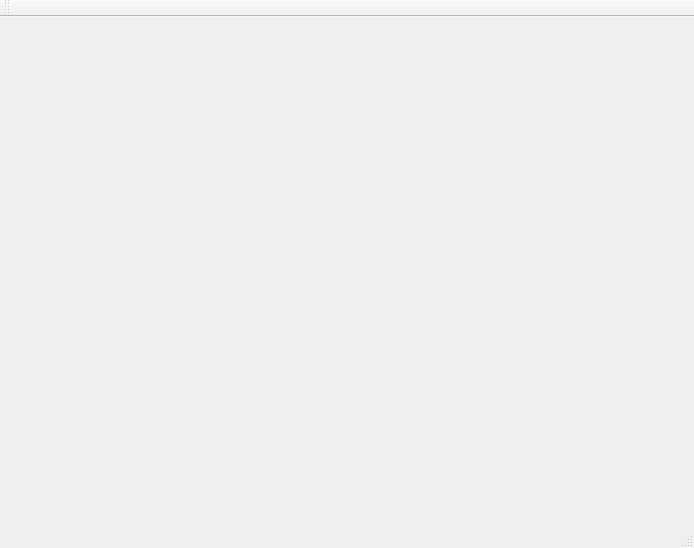
Qt form MainLaunch_qt/mainwindow.ui (luohanqing0318/graduation-design) before a commit.
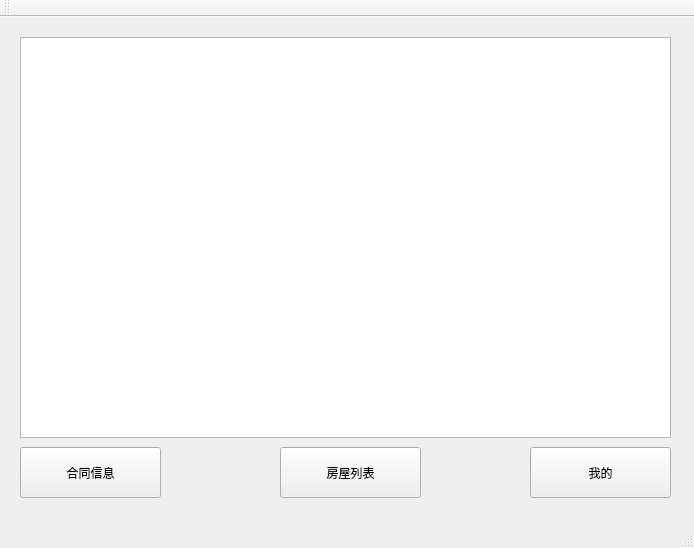
The same form after that commit.

```diff
--- a/MainLaunch_qt/mainwindow.ui
+++ b/MainLaunch_qt/mainwindow.ui
@@ -13,7 +13,57 @@
   <property name="windowTitle">
    <string>MainWindow</string>
   </property>
-  <widget class="QWidget" name="centralWidget"/>
+  <widget class="QWidget" name="centralWidget">
+   <widget class="QListWidget" name="listWidget">
+    <property name="geometry">
+     <rect>
+      <x>20</x>
+      <y>20</y>
+      <width>651</width>
+      <height>401</height>
+     </rect>
+    </property>
+   </widget>
+   <widget class="QPushButton" name="pushButton">
+    <property name="geometry">
+     <rect>
+      <x>20</x>
+      <y>430</y>
+      <width>141</width>
+      <height>51</height>
+     </rect>
+    </property>
+    <property name="text">
+     <string>合同信息</string>
+    </property>
+   </widget>
+   <widget class="QPushButton" name="pushButton_2">
+    <property name="geometry">
+     <rect>
+      <x>530</x>
+      <y>430</y>
+      <width>141</width>
+      <height>51</height>
+     </rect>
+    </property>
+    <property name="text">
+     <string>我的</string>
+    </property>
+   </widget>
+   <widget class="QPushButton" name="pushButton_3">
+    <property name="geometry">
+     <rect>
+      <x>280</x>
+      <y>430</y>
+      <width>141</width>
+      <height>51</height>
+     </rect>
+    </property>
+    <property name="text">
+     <string>房屋列表</string>
+    </property>
+   </widget>
+  </widget>
   <widget class="QMenuBar" name="menuBar">
    <property name="geometry">
     <rect>
```
